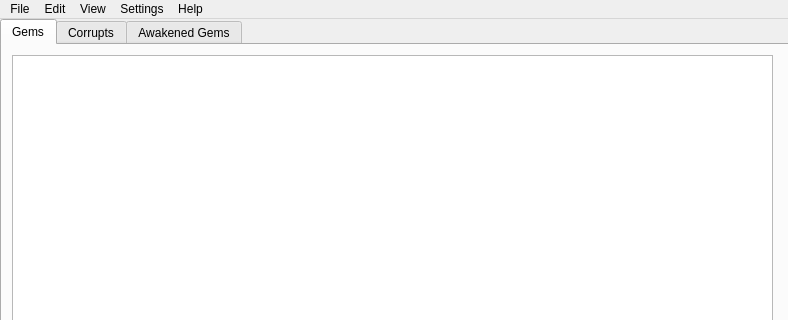
ThePi1/poe-gem-arbitrage, file src/gui_main.ui: the form before one commit; both pictures show x 0 to 788 and y 0 to 320 of the 788 by 591 pixel window.
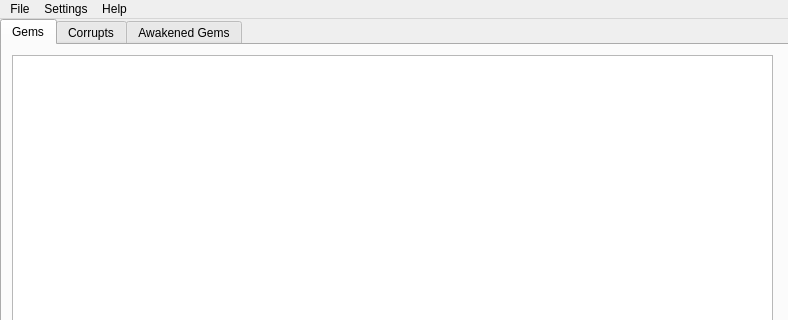
The form after the commit. Icons and pictures are not drawn.

Commit message: Update default settings to allow refresh without limit. Update GUI to remove extra unneeded menus

Patch:
```diff
--- a/src/gui_main.ui
+++ b/src/gui_main.ui
@@ -203,16 +203,6 @@
    <property name="nativeMenuBar">
     <bool>true</bool>
    </property>
-   <widget class="QMenu" name="menuEdit">
-    <property name="title">
-     <string>Edit</string>
-    </property>
-   </widget>
-   <widget class="QMenu" name="menuView">
-    <property name="title">
-     <string>View</string>
-    </property>
-   </widget>
    <widget class="QMenu" name="menuSettings">
     <property name="title">
      <string>Settings</string>
@@ -233,8 +223,6 @@
     <addaction name="actionExit"/>
    </widget>
    <addaction name="menuFile"/>
-   <addaction name="menuEdit"/>
-   <addaction name="menuView"/>
    <addaction name="menuSettings"/>
    <addaction name="menuHelp"/>
   </widget>
```
Left out of the diff: 21 changed lines with no effect on the pictures. The commit also changes 3 other files.
